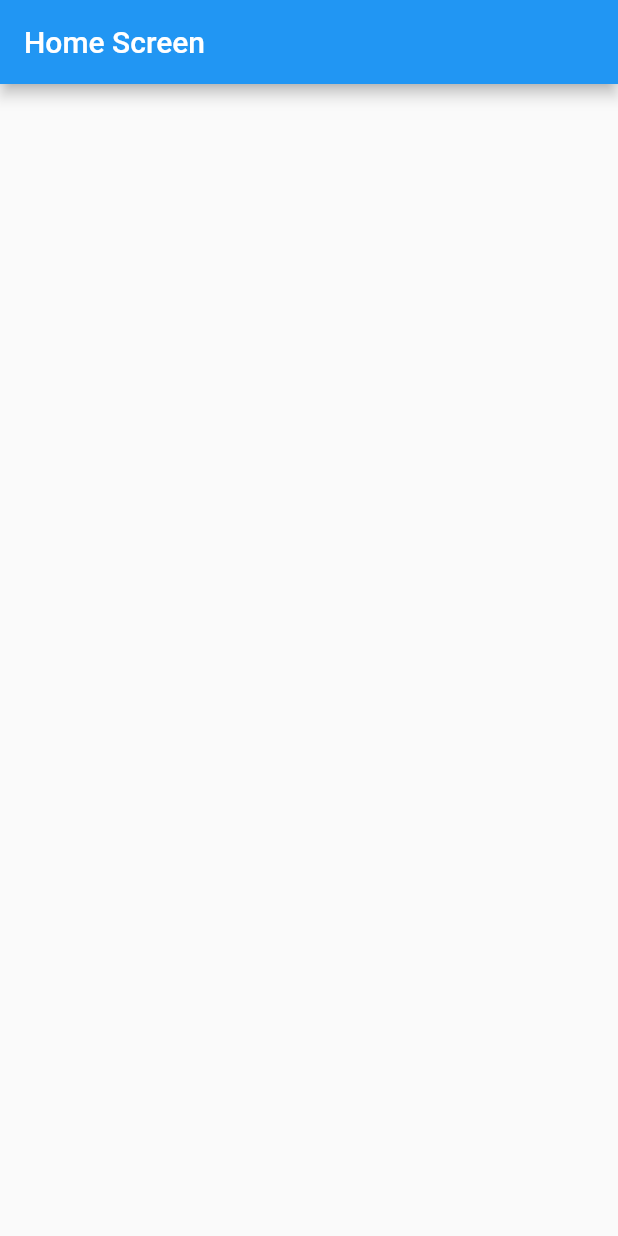
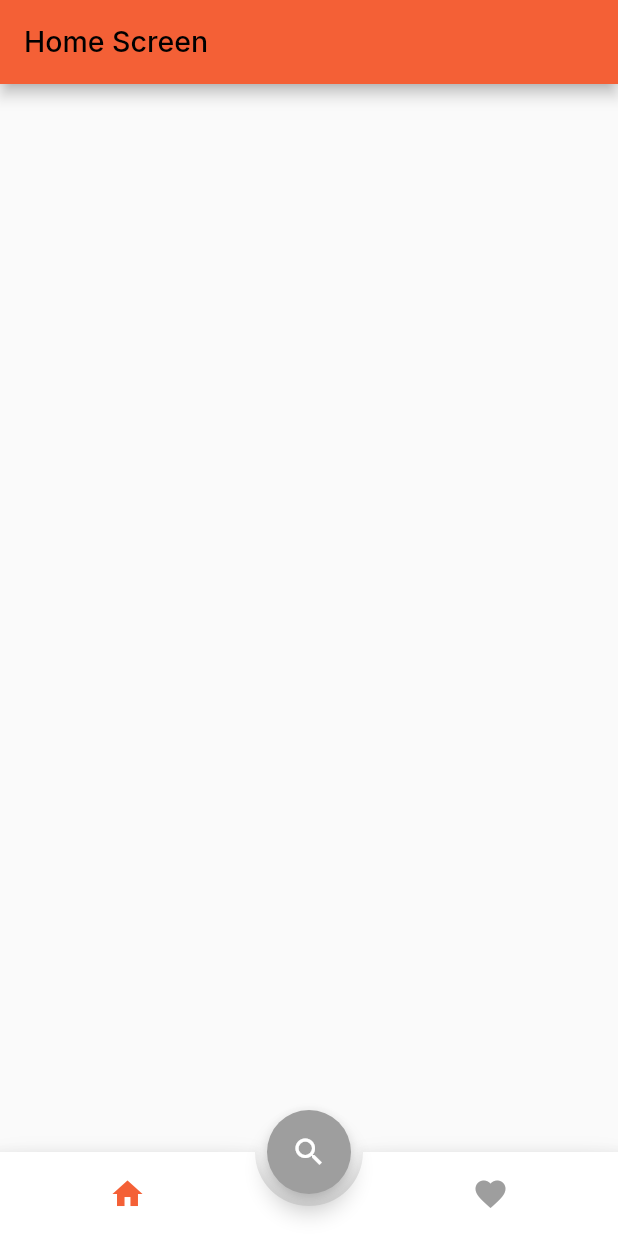
Before and after one commit to irfanzidniofficial/flutter_test_app, a Flutter app: the screen it shows after launch, on a phone screen of 412 x 824 dp. Run offline on Flutter 3.47's test engine with Material 2 defaults, Android fonts, the phone set to English and light mode, and no system bars; drawn by our look-alikes of animated_bottom_navigation_bar; our stand-ins replace google_fonts.

Commit message:
set up theme and bottom navigaton

```diff
--- a/lib/main.dart
+++ b/lib/main.dart
@@ -1,5 +1,6 @@
 import 'package:flutter/material.dart';
-import 'package:flutter_test_app/presentation/home_screen.dart';
+import 'package:flutter_test_app/presentation/main_screen.dart';
+import 'package:flutter_test_app/shared/styles.dart';
 
 void main() {
   runApp(const MyApp());
@@ -10,8 +11,18 @@ class MyApp extends StatelessWidget {
 
   @override
   Widget build(BuildContext context) {
-    return const MaterialApp(
-      home: HomeScreen(),
+    return MaterialApp(
+      title: 'Comictoon App',
+      theme: ThemeData(
+        colorScheme: Theme.of(context).colorScheme.copyWith(
+              primary: primaryColor,
+              onPrimary: Colors.black,
+              secondary: secondaryColor,
+              background: Colors.white,
+            ),
+        textTheme: myTextTheme,
+      ),
+      home: const MainScreen(),
     );
   }
 }
--- /dev/null
+++ b/lib/presentation/favorite_screen.dart
@@ -0,0 +1,16 @@
+import 'package:flutter/material.dart';
+
+class FavoriteScreen extends StatelessWidget {
+  const FavoriteScreen({super.key});
+
+  @override
+  Widget build(BuildContext context) {
+    return Scaffold(
+      appBar: AppBar(
+        title: const Text(
+          'Favorite Screen',
+        ),
+      ),
+    );
+  }
+}
--- /dev/null
+++ b/lib/presentation/main_screen.dart
@@ -0,0 +1,46 @@
+import 'package:animated_bottom_navigation_bar/animated_bottom_navigation_bar.dart';
+import 'package:flutter/material.dart';
+import 'package:flutter_test_app/presentation/favorite_screen.dart';
+import 'package:flutter_test_app/presentation/home_screen.dart';
+import 'package:flutter_test_app/shared/styles.dart';
+
+class MainScreen extends StatefulWidget {
+  const MainScreen({super.key});
+
+  @override
+  State<MainScreen> createState() => _MainScreenState();
+}
+
+class _MainScreenState extends State<MainScreen> {
+  final List<IconData> bottomNavIcons = [
+    Icons.home,
+    Icons.favorite,
+  ];
+  int activeIndex = 0;
+
+  @override
+  Widget build(BuildContext context) {
+    return Scaffold(
+      floatingActionButton: FloatingActionButton(
+        backgroundColor: Colors.grey,
+        onPressed: () {},
+        child: const Icon(Icons.search),
+      ),
+      body: activeIndex == 0 ? const HomeScreen() : const FavoriteScreen(),
+      floatingActionButtonLocation: FloatingActionButtonLocation.centerDocked,
+      bottomNavigationBar: AnimatedBottomNavigationBar(
+        gapLocation: GapLocation.center,
+        notchSmoothness: NotchSmoothness.softEdge,
+        icons: bottomNavIcons,
+        activeIndex: activeIndex,
+        onTap: (int index) {
+          setState(() {
+            activeIndex = index;
+          });
+        },
+        activeColor: primaryColor,
+        inactiveColor: Colors.grey,
+      ),
+    );
+  }
+}
--- /dev/null
+++ b/lib/presentation/search_screen.dart
@@ -0,0 +1,16 @@
+import 'package:flutter/material.dart';
+
+class SearchScreen extends StatelessWidget {
+  const SearchScreen({super.key});
+
+  @override
+  Widget build(BuildContext context) {
+    return Scaffold(
+      appBar: AppBar(
+        title: const Text(
+          'Search Screen',
+        ),
+      ),
+    );
+  }
+}
--- /dev/null
+++ b/lib/shared/styles.dart
@@ -0,0 +1,63 @@
+import 'package:flutter/material.dart';
+import 'package:google_fonts/google_fonts.dart';
+
+const Color primaryColor = Color(0xFFF46036);
+const Color secondaryColor = Color(0XFF27386D);
+const Color grayColor = Color(0XFF909399);
+const Color blackColor = Color(0xFF000000);
+const Color whiteColor = Color(0xFFFFFFFF);
+
+final TextTheme myTextTheme = TextTheme(
+  headline1: GoogleFonts.inter(
+    fontSize: 92,
+    fontWeight: FontWeight.w300,
+  ),
+  headline2: GoogleFonts.inter(
+    fontSize: 57,
+    fontWeight: FontWeight.w300,
+  ),
+  headline3: GoogleFonts.inter(
+    fontSize: 46,
+    fontWeight: FontWeight.w400,
+  ),
+  headline4: GoogleFonts.inter(
+    fontSize: 32,
+    fontWeight: FontWeight.w400,
+  ),
+  headline5: GoogleFonts.inter(
+    fontSize: 23,
+    fontWeight: FontWeight.w400,
+  ),
+  headline6: GoogleFonts.inter(
+    fontSize: 19,
+    fontWeight: FontWeight.w500,
+  ),
+  subtitle1: GoogleFonts.inter(
+    fontSize: 15,
+    fontWeight: FontWeight.w400,
+  ),
+  subtitle2: GoogleFonts.inter(
+    fontSize: 13,
+    fontWeight: FontWeight.w500,
+  ),
+  bodyText1: GoogleFonts.inter(
+    fontSize: 16,
+    fontWeight: FontWeight.w400,
+  ),
+  bodyText2: GoogleFonts.inter(
+    fontSize: 14,
+    fontWeight: FontWeight.w400,
+  ),
+  button: GoogleFonts.inter(
+    fontSize: 14,
+    fontWeight: FontWeight.w500,
+  ),
+  caption: GoogleFonts.inter(
+    fontSize: 12,
+    fontWeight: FontWeight.w400,
+  ),
+  overline: GoogleFonts.inter(
+    fontSize: 10,
+    fontWeight: FontWeight.w400,
+  ),
+);
--- a/pubspec.yaml
+++ b/pubspec.yaml
@@ -36,6 +36,7 @@ dependencies:
   bloc: ^8.1.0
   flutter_bloc: ^8.1.1
   google_fonts: ^3.0.1
+  animated_bottom_navigation_bar: ^1.1.0
 
 dev_dependencies:
   flutter_test:
```
Also changed, not shown: pubspec.lock.
